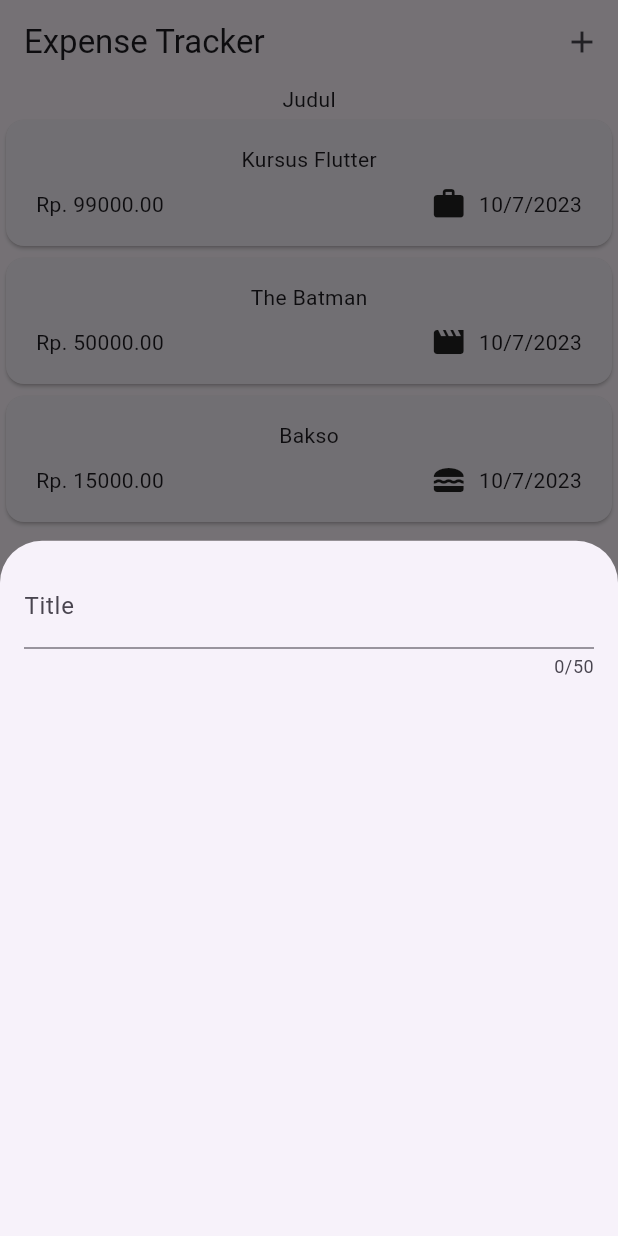
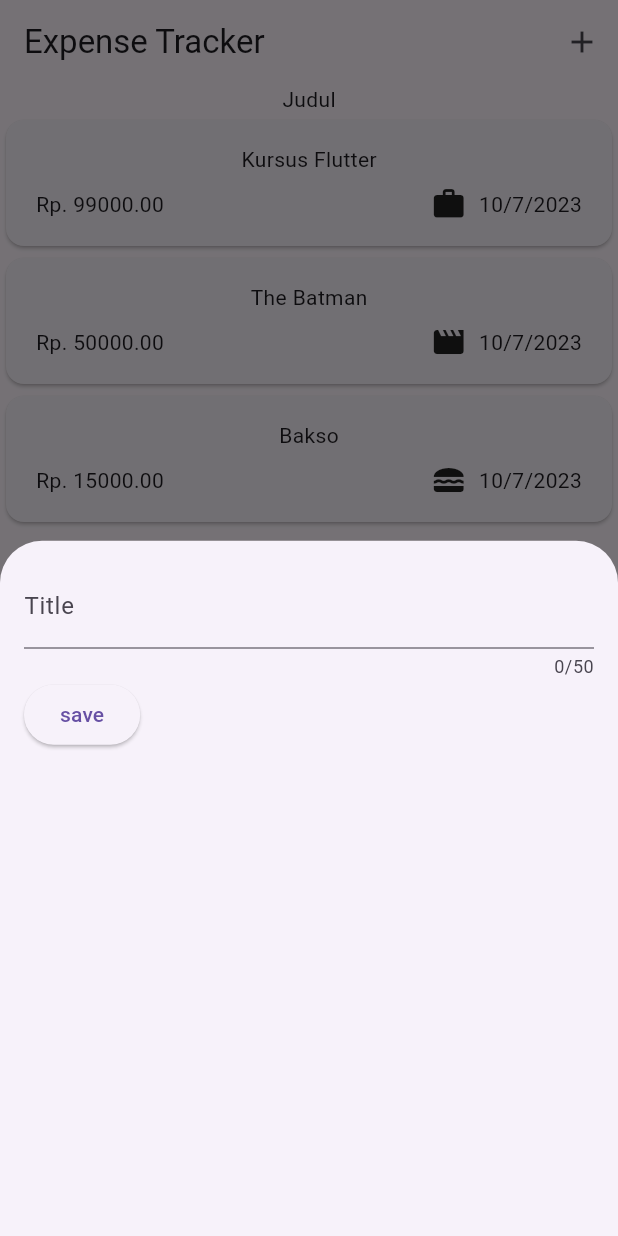
Before and after one commit to nisiyus/expense-tracker, a Flutter app: the screen it shows after launch, after a tap on the "add" icon, on a phone screen of 412 x 824 dp. Run offline on Flutter 3.47's test engine with Material 2 defaults, Android fonts, the phone set to English and light mode, and no system bars.

Commit message:
add title controller

```diff
--- a/lib/widgets/new_expense.dart
+++ b/lib/widgets/new_expense.dart
@@ -8,16 +8,30 @@ class NewExpense extends StatefulWidget {
 }
 
 class _NewExpense extends State<NewExpense> {
+  final _titleController = TextEditingController();
+
+  @override
+  void dispose() {
+    _titleController.dispose();
+    super.dispose();
+  }
+
   @override
   Widget build(BuildContext context) {
-    return const Padding(
-      padding: EdgeInsets.all(16),
+    return Padding(
+      padding: const EdgeInsets.all(16),
       child: Column(
         children: [
           TextField(
+            controller: _titleController,
             maxLength: 50,
-            decoration: InputDecoration(label: Text('Title')),
-          )
+            decoration: const InputDecoration(label: Text('Title')),
+          ),
+          Row(
+            children: [
+              ElevatedButton(onPressed: () {}, child: const Text('save'))
+            ],
+          ),
         ],
       ),
     );
```
